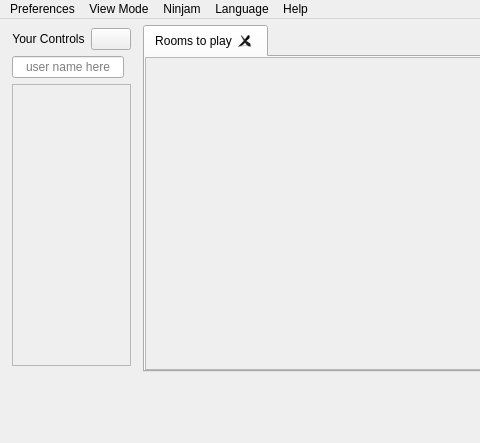
The window that src/Common/gui/MainWindow.ui (elieserdejesus/JamTaba) describes before a commit, drawn with Qt 5; both pictures show x 0 to 480 and y 0 to 443 of the 1160 by 443 pixel window.
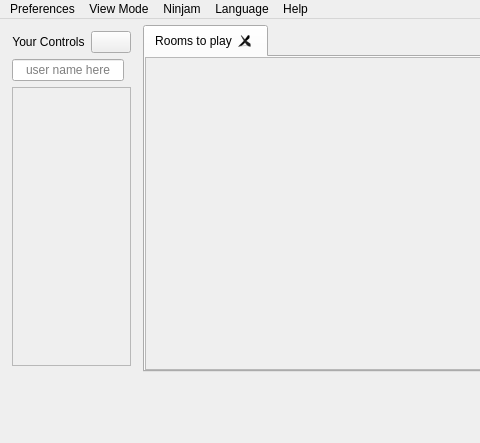
The same window after the commit. Icons and pictures are not drawn. Custom widgets are drawn as their Qt base class.

Commit message: Improving ninjam window and tracks layout

Diff of the .ui file:
```diff
--- a/src/Common/gui/MainWindow.ui
+++ b/src/Common/gui/MainWindow.ui
@@ -46,11 +46,14 @@
        </sizepolicy>
       </property>
       <layout class="QVBoxLayout" name="verticalLayout_2">
+       <property name="spacing">
+        <number>6</number>
+       </property>
        <property name="leftMargin">
         <number>6</number>
        </property>
        <property name="topMargin">
-        <number>3</number>
+        <number>6</number>
        </property>
        <property name="rightMargin">
         <number>6</number>
```
Left out of the diff: 2 changed lines with no effect on the pictures. The commit also changes 4 other files.
